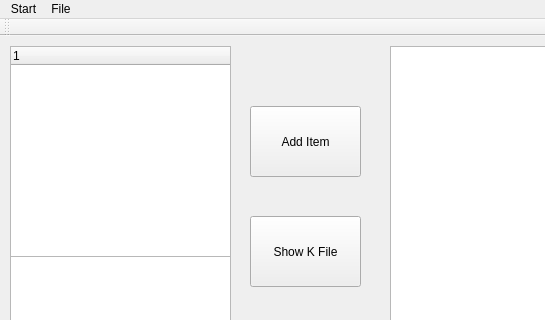
This is mainwindow.ui in HanshanGithub/treePushTest as Qt 5 draws it before an edit; both pictures show x 0 to 545 and y 0 to 320 of the 895 by 608 pixel window. The edited form follows.
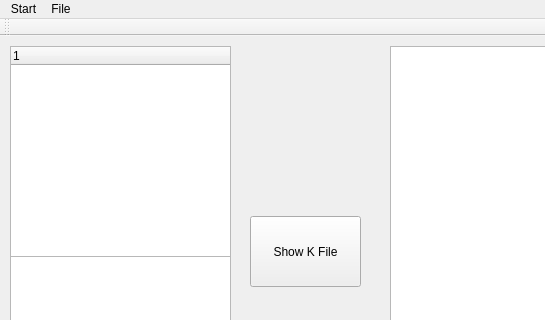
This is the edited form.

```diff
--- a/mainwindow.ui
+++ b/mainwindow.ui
@@ -29,19 +29,6 @@
      </property>
     </column>
    </widget>
-   <widget class="QPushButton" name="addWidgetItem">
-    <property name="geometry">
-     <rect>
-      <x>250</x>
-      <y>70</y>
-      <width>111</width>
-      <height>71</height>
-     </rect>
-    </property>
-    <property name="text">
-     <string>Add Item</string>
-    </property>
-   </widget>
    <widget class="QTableView" name="tableView">
     <property name="geometry">
      <rect>
```
